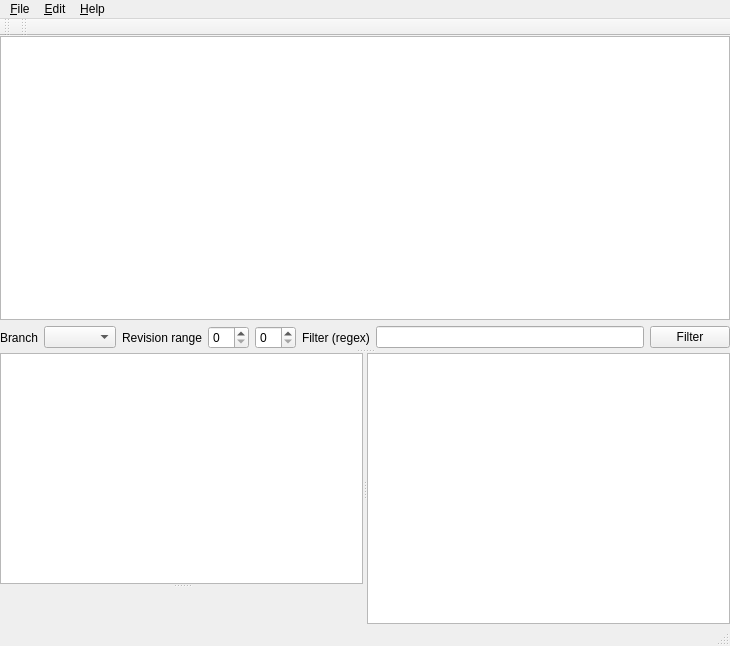
TyberiusPrime/hgview, file hgqvlib/qt4/hgqv.ui: the form before one commit.
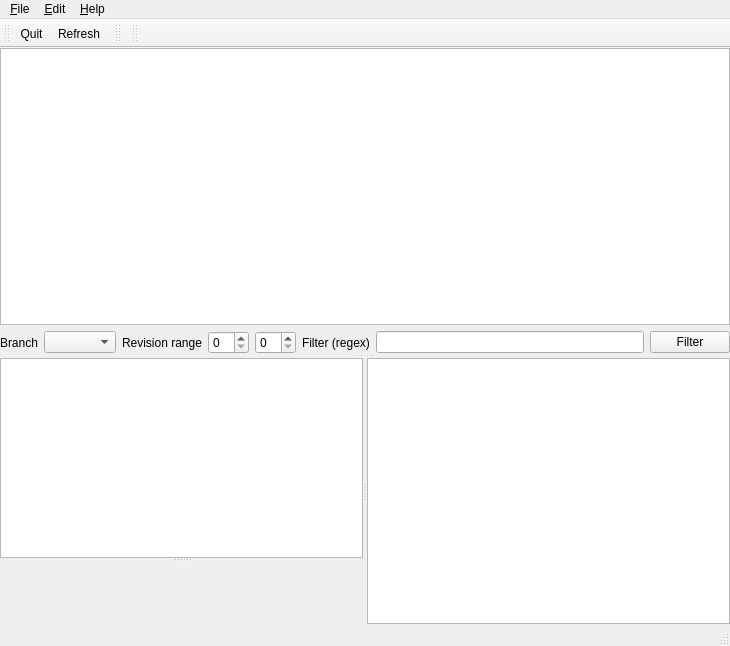
The form after the commit. Icons and pictures are not drawn. Custom widgets are drawn as their Qt base class.

Commit message: hide the menu bar & add reload and quit to a new toolbar

Diff of the .ui file:
```diff
--- a/hgqvlib/qt4/hgqv.ui
+++ b/hgqvlib/qt4/hgqv.ui
@@ -16,9 +16,9 @@
    <property name="geometry" >
     <rect>
      <x>0</x>
-     <y>45</y>
+     <y>69</y>
      <width>730</width>
-     <height>578</height>
+     <height>554</height>
     </rect>
    </property>
    <layout class="QVBoxLayout" name="verticalLayout_3" >
@@ -162,8 +162,21 @@
            <property name="orientation" >
             <enum>Qt::Vertical</enum>
            </property>
-           <widget class="RevDisplay" name="textview_header" />
+           <widget class="RevDisplay" name="textview_header" >
+            <property name="sizePolicy" >
+             <sizepolicy vsizetype="Preferred" hsizetype="Expanding" >
+              <horstretch>0</horstretch>
+              <verstretch>1</verstretch>
+             </sizepolicy>
+            </property>
+           </widget>
            <widget class="QFrame" name="textview_frame" >
+            <property name="sizePolicy" >
+             <sizepolicy vsizetype="Expanding" hsizetype="Expanding" >
+              <horstretch>0</horstretch>
+              <verstretch>2</verstretch>
+             </sizepolicy>
+            </property>
             <property name="frameShape" >
              <enum>QFrame::NoFrame</enum>
             </property>
@@ -224,16 +237,37 @@
     </rect>
    </property>
   </widget>
+  <widget class="QToolBar" name="toolBar_file" >
+   <property name="geometry" >
+    <rect>
+     <x>0</x>
+     <y>30</y>
+     <width>85</width>
+     <height>39</height>
+    </rect>
+   </property>
+   <property name="windowTitle" >
+    <string>toolBar</string>
+   </property>
+   <attribute name="toolBarArea" >
+    <enum>TopToolBarArea</enum>
+   </attribute>
+   <attribute name="toolBarBreak" >
+    <bool>false</bool>
+   </attribute>
+   <addaction name="actionQuit" />
+   <addaction name="actionRefresh" />
+  </widget>
   <widget class="QToolBar" name="toolBar_edit" >
    <property name="enabled" >
     <bool>true</bool>
    </property>
    <property name="geometry" >
     <rect>
-     <x>0</x>
+     <x>85</x>
      <y>30</y>
      <width>15</width>
-     <height>15</height>
+     <height>39</height>
     </rect>
    </property>
    <property name="windowTitle" >
@@ -252,10 +286,10 @@
    </property>
    <property name="geometry" >
     <rect>
-     <x>15</x>
+     <x>100</x>
      <y>30</y>
-     <width>715</width>
-     <height>15</height>
+     <width>630</width>
+     <height>39</height>
     </rect>
    </property>
    <property name="windowTitle" >
```
Left out of the diff: 8 changed lines with no effect on the pictures. The commit also changes 4 other files.
